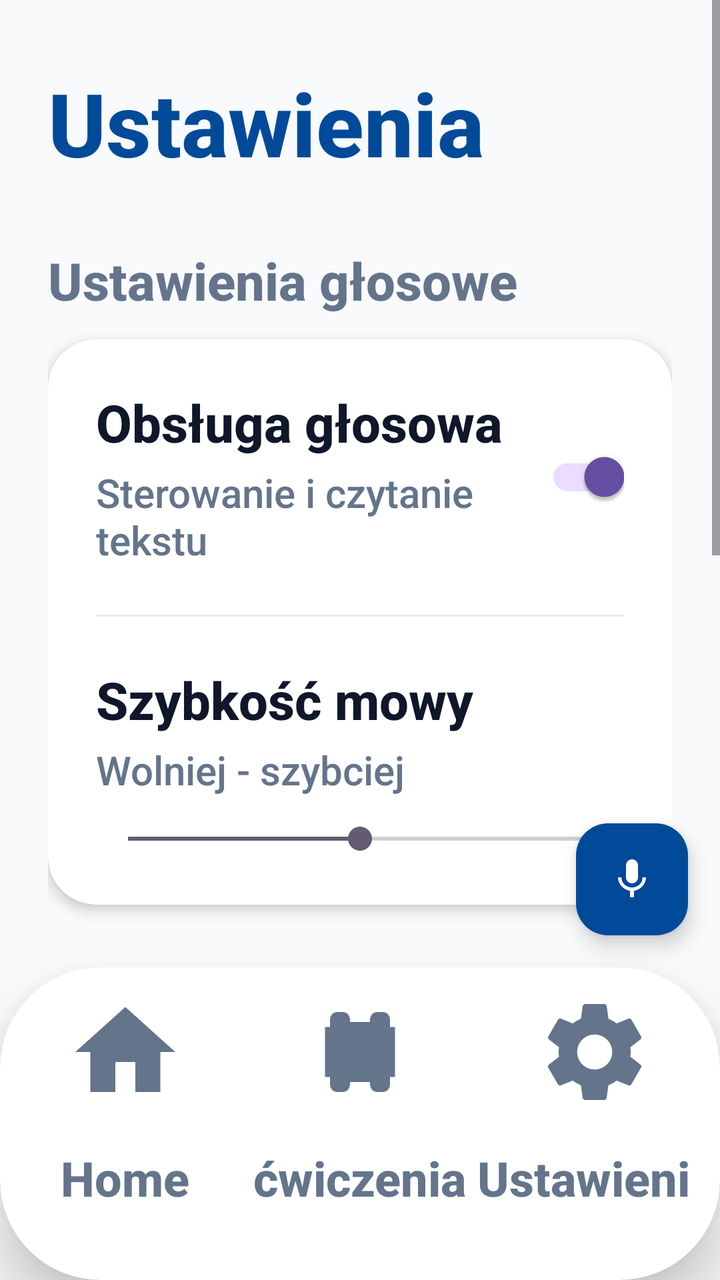
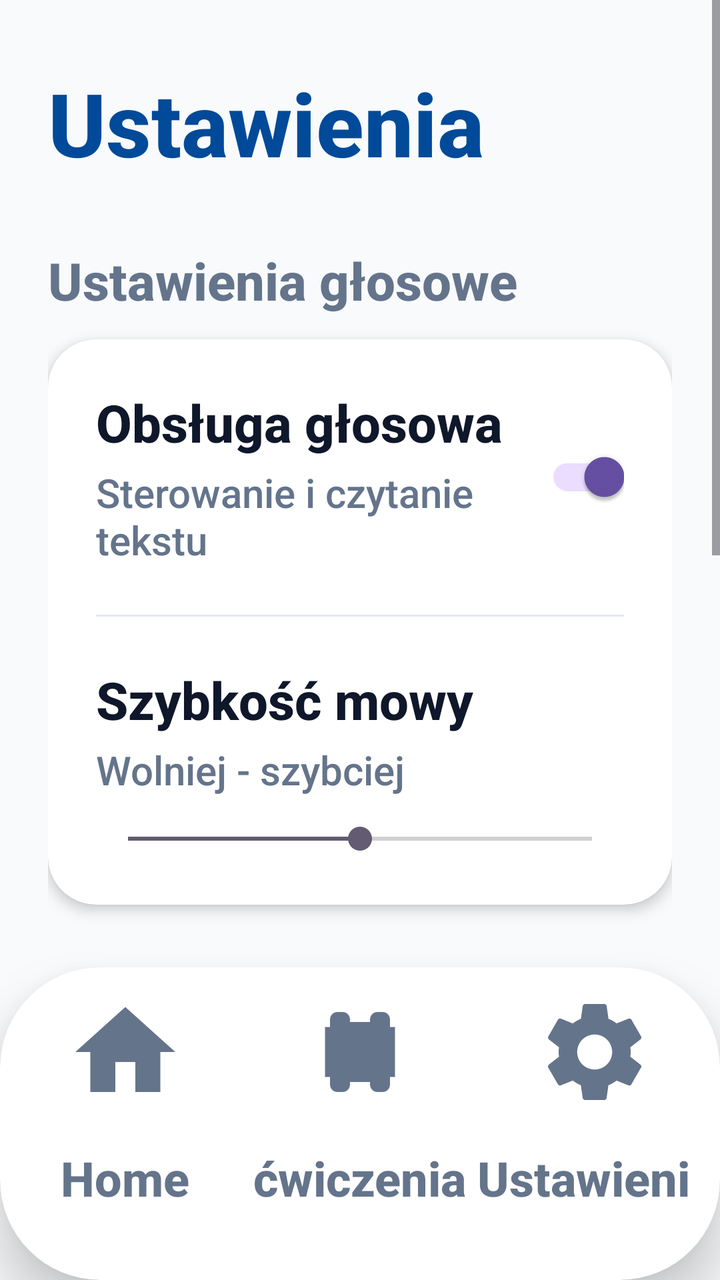

Compare the two renders of this Android layout. The source of the first and the diff that turns it into the second are given below.
<!-- AndroidManifest.xml: application theme Theme.Fitnessapp -->
<!-- res/layout/activity_settings.xml -->
<?xml version="1.0" encoding="utf-8"?>
<androidx.constraintlayout.widget.ConstraintLayout xmlns:android="http://schemas.android.com/apk/res/android"
    xmlns:app="http://schemas.android.com/apk/res-auto"
    android:layout_width="match_parent"
    android:layout_height="match_parent">

    <ScrollView
        android:layout_width="match_parent"
        android:layout_height="0dp"
        android:fillViewport="true"
        android:overScrollMode="never"
        app:layout_constraintBottom_toTopOf="@id/bottom_nav_container"
        app:layout_constraintTop_toTopOf="parent">

        <LinearLayout
            android:layout_width="match_parent"
            android:layout_height="wrap_content"
            android:orientation="vertical"
            android:paddingHorizontal="24dp"
            android:paddingTop="32dp"
            android:paddingBottom="40dp">

            <TextView
                android:layout_width="match_parent"
                android:layout_height="wrap_content"
                android:text="Ustawienia"
                android:textColor="#004A99"
                android:textSize="44sp"
                android:textStyle="bold" />

            
            <TextView
                android:layout_width="match_parent"
                android:layout_height="wrap_content"
                android:layout_marginTop="32dp"
                android:text="Ustawienia głosowe"
                android:textColor="#64748B"
                android:textSize="26sp"
                android:textStyle="bold" />

            <androidx.cardview.widget.CardView
                android:layout_width="match_parent"
                android:layout_height="wrap_content"
                android:layout_marginTop="12dp"
                app:cardCornerRadius="24dp"
                app:cardElevation="4dp">

                <LinearLayout
                    android:layout_width="match_parent"
                    android:layout_height="wrap_content"
                    android:orientation="vertical">

                    
                    <LinearLayout
                        android:id="@+id/layout_voice_enabled"
                        android:layout_width="match_parent"
                        android:layout_height="wrap_content"
                        android:background="?attr/selectableItemBackground"
                        android:clickable="true"
                        android:focusable="true"
                        android:orientation="horizontal"
                        android:padding="24dp"
                        android:gravity="center_vertical">

                        <LinearLayout
                            android:layout_width="0dp"
                            android:layout_height="wrap_content"
                            android:layout_weight="1"
                            android:orientation="vertical">

                            <TextView
                                android:layout_width="wrap_content"
                                android:layout_height="wrap_content"
                                android:text="Obsługa głosowa"
                                android:textColor="#0F172A"
                                android:textSize="26sp"
                                android:textStyle="bold" />

                            <TextView
                                android:layout_width="wrap_content"
                                android:layout_height="wrap_content"
                                android:layout_marginTop="4dp"
                                android:text="Sterowanie i czytanie tekstu"
                                android:textColor="#64748B"
                                android:textSize="20sp" />
                        </LinearLayout>

                        <androidx.appcompat.widget.SwitchCompat
                            android:id="@+id/switch_voice_enabled"
                            android:layout_width="wrap_content"
                            android:layout_height="wrap_content"
                            android:checked="true" />
                    </LinearLayout>

                    <View
                        android:layout_width="match_parent"
                        android:layout_height="1dp"
                        android:layout_marginHorizontal="24dp"
                        android:background="#E2E8F0" />

                    
                    <LinearLayout
                        android:id="@+id/layout_speech_rate"
                        android:layout_width="match_parent"
                        android:layout_height="wrap_content"
                        android:orientation="vertical"
                        android:padding="24dp">

                        <TextView
                            android:layout_width="wrap_content"
                            android:layout_height="wrap_content"
                            android:text="Szybkość mowy"
                            android:textColor="#0F172A"
                            android:textSize="26sp"
                            android:textStyle="bold" />

                        <TextView
                            android:layout_width="wrap_content"
                            android:layout_height="wrap_content"
                            android:layout_marginTop="4dp"
                            android:text="Wolniej - szybciej"
                            android:textColor="#64748B"
                            android:textSize="20sp" />

                        <SeekBar
                            android:id="@+id/seekbar_speech_rate"
                            android:layout_width="match_parent"
                            android:layout_height="wrap_content"
                            android:layout_marginTop="12dp"
                            android:max="20"
                            android:progress="10" />
                    </LinearLayout>

                </LinearLayout>
            </androidx.cardview.widget.CardView>

            
            <TextView
                android:layout_width="match_parent"
                android:layout_height="wrap_content"
                android:layout_marginTop="32dp"
                android:text="Konto"
                android:textColor="#64748B"
                android:textSize="26sp"
                android:textStyle="bold" />

            <androidx.cardview.widget.CardView
                android:layout_width="match_parent"
                android:layout_height="wrap_content"
                android:layout_marginTop="12dp"
                app:cardCornerRadius="24dp"
                app:cardElevation="4dp">

                <LinearLayout
                    android:layout_width="match_parent"
                    android:layout_height="wrap_content"
                    android:orientation="vertical">

                    <TextView
                        android:id="@+id/tv_change_name"
                        android:layout_width="match_parent"
                        android:layout_height="wrap_content"
                        android:background="?attr/selectableItemBackground"
                        android:clickable="true"
                        android:focusable="true"
                        android:padding="24dp"
                        android:text="Zmień imię"
                        android:textColor="#0F172A"
                        android:textSize="26sp"
                        android:textStyle="bold" />

                    <View
                        android:layout_width="match_parent"
                        android:layout_height="1dp"
                        android:layout_marginHorizontal="24dp"
                        android:background="#E2E8F0" />

                    <TextView
                        android:id="@+id/tv_edit_conditions"
                        android:layout_width="match_parent"
                        android:layout_height="wrap_content"
                        android:background="?attr/selectableItemBackground"
                        android:clickable="true"
                        android:focusable="true"
                        android:padding="24dp"
                        android:text="Moje schorzenia"
                        android:textColor="#0F172A"
                        android:textSize="26sp"
                        android:textStyle="bold" />

                </LinearLayout>
            </androidx.cardview.widget.CardView>

            <Button
                android:id="@+id/btn_logout_settings"
                android:layout_width="match_parent"
                android:layout_height="72dp"
                android:layout_marginTop="32dp"
                android:background="@drawable/bg_button_primary"
                android:text="Wyloguj się"
                android:textAllCaps="false"
                android:textColor="@color/white"
                android:textSize="26sp"
                android:textStyle="bold"
                app:backgroundTint="#EF4444" />

        </LinearLayout>
    </ScrollView>

    <include
        android:id="@+id/bottom_nav_container"
        layout="@layout/layout_bottom_nav"
        android:layout_width="match_parent"
        android:layout_height="wrap_content"
        app:layout_constraintBottom_toBottomOf="parent" />

    <com.google.android.material.floatingactionbutton.FloatingActionButton
        android:id="@+id/fab_mic"
        android:layout_width="wrap_content"
        android:layout_height="wrap_content"
        android:layout_margin="16dp"
        android:src="@drawable/ic_mic"
        app:tint="@color/white"
        app:backgroundTint="#004A99"
        app:fabSize="normal"
        app:layout_constraintBottom_toTopOf="@id/bottom_nav_container"
        app:layout_constraintEnd_toEndOf="parent" />

</androidx.constraintlayout.widget.ConstraintLayout>
<!-- res/layout/layout_bottom_nav.xml (included above) -->
<?xml version="1.0" encoding="utf-8"?>
<androidx.cardview.widget.CardView xmlns:android="http://schemas.android.com/apk/res/android"
    xmlns:app="http://schemas.android.com/apk/res-auto"
    android:id="@+id/bottom_nav_container"
    android:layout_width="match_parent"
    android:layout_height="210dp"
    app:cardCornerRadius="50dp"
    app:cardElevation="16dp"
    app:cardBackgroundColor="#FFFFFF"
    android:layout_marginBottom="-35dp">

    <LinearLayout
        android:layout_width="match_parent"
        android:layout_height="match_parent"
        android:orientation="horizontal"
        android:baselineAligned="false"
        android:paddingBottom="35dp"
        android:paddingHorizontal="4dp"
        android:gravity="bottom">

        
        <LinearLayout
            android:id="@+id/nav_home"
            android:layout_width="0dp"
            android:layout_height="match_parent"
            android:layout_weight="1"
            android:gravity="center"
            android:orientation="vertical"
            android:clickable="true"
            android:focusable="true"
            android:background="?android:attr/selectableItemBackground">

            <androidx.cardview.widget.CardView
                android:id="@+id/nav_home_indicator"
                android:layout_width="120dp"
                android:layout_height="85dp"
                app:cardCornerRadius="30dp"
                app:cardElevation="0dp"
                app:cardBackgroundColor="@android:color/transparent">
                <ImageView
                    android:id="@+id/nav_home_icon"
                    android:layout_width="60dp"
                    android:layout_height="60dp"
                    android:layout_gravity="center"
                    android:contentDescription="@string/nav_home"
                    android:src="@drawable/ic_home"
                    app:tint="#64748B" />
            </androidx.cardview.widget.CardView>
            <TextView
                android:id="@+id/nav_home_text"
                android:layout_width="wrap_content"
                android:layout_height="wrap_content"
                android:text="@string/nav_home"
                android:textColor="#64748B"
                android:textStyle="bold"
                android:textSize="24sp"
                android:maxLines="1"
                android:ellipsize="none"
                android:layout_marginTop="4dp" />
        </LinearLayout>

        
        <LinearLayout
            android:id="@+id/nav_plan"
            android:layout_width="0dp"
            android:layout_height="match_parent"
            android:layout_weight="1"
            android:gravity="center"
            android:orientation="vertical"
            android:clickable="true"
            android:focusable="true"
            android:background="?android:attr/selectableItemBackground">

            <androidx.cardview.widget.CardView
                android:id="@+id/nav_plan_indicator"
                android:layout_width="120dp"
                android:layout_height="85dp"
                app:cardCornerRadius="30dp"
                app:cardElevation="0dp"
                app:cardBackgroundColor="@android:color/transparent">
                <ImageView
                    android:id="@+id/nav_plan_icon"
                    android:layout_width="60dp"
                    android:layout_height="60dp"
                    android:layout_gravity="center"
                    android:contentDescription="@string/nav_exercises"
                    android:src="@drawable/ic_dumbbell"
                    app:tint="#64748B" />
            </androidx.cardview.widget.CardView>
            <TextView
                android:id="@+id/nav_plan_text"
                android:layout_width="wrap_content"
                android:layout_height="wrap_content"
                android:text="@string/nav_exercises"
                android:textColor="#64748B"
                android:textStyle="bold"
                android:textSize="24sp"
                android:maxLines="1"
                android:ellipsize="none"
                android:layout_marginTop="4dp" />
        </LinearLayout>

        
        <LinearLayout
            android:id="@+id/nav_settings"
            android:layout_width="0dp"
            android:layout_height="match_parent"
            android:layout_weight="1"
            android:gravity="center"
            android:orientation="vertical"
            android:clickable="true"
            android:focusable="true"
            android:background="?android:attr/selectableItemBackground">

            <androidx.cardview.widget.CardView
                android:id="@+id/nav_settings_indicator"
                android:layout_width="120dp"
                android:layout_height="85dp"
                app:cardCornerRadius="30dp"
                app:cardElevation="0dp"
                app:cardBackgroundColor="@android:color/transparent">
                <ImageView
                    android:id="@+id/nav_settings_icon"
                    android:layout_width="60dp"
                    android:layout_height="60dp"
                    android:layout_gravity="center"
                    android:contentDescription="@string/nav_settings_label"
                    android:src="@drawable/ic_settings"
                    app:tint="#64748B" />
            </androidx.cardview.widget.CardView>
            <TextView
                android:id="@+id/nav_settings_text"
                android:layout_width="wrap_content"
                android:layout_height="wrap_content"
                android:text="@string/nav_settings_label"
                android:textColor="#64748B"
                android:textStyle="bold"
                android:textSize="24sp"
                android:maxLines="1"
                android:ellipsize="none"
                android:layout_marginTop="4dp" />
        </LinearLayout>

    </LinearLayout>
</androidx.cardview.widget.CardView>
<!-- resources referenced by this layout -->
<resources>
  <color name="white">#FFFFFFFF</color>
  <!-- drawable bg_button_primary (drawable) -->
  <shape xmlns:android="http://schemas.android.com/apk/res/android"
      android:shape="rectangle">
      <solid android:color="@color/blue_primary" />
      <corners android:radius="16dp" />
  </shape>
  <!-- drawable ic_dumbbell (drawable) -->
  <vector xmlns:android="http://schemas.android.com/apk/res/android"
      android:width="24dp"
      android:height="24dp"
      android:viewportWidth="24"
      android:viewportHeight="24">
      <path
          android:fillColor="#000000"
          android:pathData="M18,18.5V17H19V7H18V5.5A1.5,1.5 0,0 0,16.5 4H15.5A1.5,1.5 0,0 0,14 5.5V6H10V5.5A1.5,1.5 0,0 0,8.5 4H7.5A1.5,1.5 0,0 0,6 5.5V7H5V17H6V18.5A1.5,1.5 0,0 0,7.5 20H8.5A1.5,1.5 0,0 0,10 18.5V18H14V18.5A1.5,1.5 0,0 0,15.5 20H16.5A1.5,1.5 0,0 0,18 18.5Z"/>
  </vector>
  <!-- drawable ic_home (drawable) -->
  <vector xmlns:android="http://schemas.android.com/apk/res/android"
      android:width="24dp"
      android:height="24dp"
      android:viewportWidth="24"
      android:viewportHeight="24">
      <path
          android:fillColor="#FF000000"
          android:pathData="M10,20V14H14V20H19V12H22L12,3L2,12H5V20H10Z" />
  </vector>
  <!-- drawable ic_mic (drawable) -->
  <vector xmlns:android="http://schemas.android.com/apk/res/android"
      android:width="24dp"
      android:height="24dp"
      android:viewportWidth="24"
      android:viewportHeight="24">
      <path
          android:fillColor="#1A5DFF"
          android:pathData="M12,14c1.66,0 3,-1.34 3,-3V5c0,-1.66 -1.34,-3 -3,-3S9,3.34 9,5v6C9,12.66 10.34,14 12,14zM17.3,11c0,3 -2.54,5.1 -5.3,5.1S6.7,14 6.7,11H5c0,3.41 2.72,6.23 6,6.72V21h2v-3.28c3.28,-0.49 6,-3.31 6,-6.72H17.3z"/>
  </vector>
  <!-- drawable ic_settings (drawable) -->
  <vector xmlns:android="http://schemas.android.com/apk/res/android"
      android:width="24dp"
      android:height="24dp"
      android:viewportWidth="24"
      android:viewportHeight="24">
      <path
          android:fillColor="@android:color/white"
          android:pathData="M19.14,12.94c0.04,-0.3 0.06,-0.61 0.06,-0.94c0,-0.32 -0.02,-0.64 -0.07,-0.94l2.03,-1.58c0.18,-0.14 0.23,-0.41 0.12,-0.61l-1.92,-3.32c-0.12,-0.22 -0.37,-0.29 -0.59,-0.22l-2.39,0.96c-0.5,-0.38 -1.03,-0.7 -1.62,-0.94L14.4,2.81c-0.04,-0.24 -0.24,-0.41 -0.48,-0.41h-3.84c-0.24,0 -0.43,0.17 -0.47,0.41L9.25,5.35C8.66,5.59 8.13,5.91 7.63,6.29L5.24,5.33c-0.22,-0.08 -0.47,0 -0.59,0.22L2.74,8.87C2.62,9.08 2.66,9.34 2.84,9.48l2.03,1.58C4.82,11.36 4.8,11.68 4.8,12c0,0.32 0.02,0.64 0.07,0.94l-2.03,1.58c-0.18,0.14 -0.23,0.41 -0.12,0.61l1.92,3.32c0.12,0.22 0.37,0.29 0.59,0.22l2.39,-0.96c0.5,0.38 1.03,0.7 1.62,0.94l0.36,2.54c0.05,0.24 0.24,0.41 0.48,0.41h3.84c0.24,0 0.44,-0.17 0.47,-0.41l0.36,-2.54c0.59,-0.24 1.13,-0.56 1.62,-0.94l2.39,0.96c0.22,0.08 0.47,0 0.59,-0.22l1.92,-3.32c0.12,-0.22 0.07,-0.47 -0.12,-0.61l-2.01,-1.58zM12,15.5c-1.93,0 -3.5,-1.57 -3.5,-3.5s1.57,-3.5 3.5,-3.5s3.5,1.57 3.5,3.5s-1.57,3.5 -3.5,3.5z"/>
  </vector>
  <string name="nav_exercises">ćwiczenia</string>
  <string name="nav_home">Home</string>
  <string name="nav_settings_label">Ustawienia</string>
  <style name="Theme.Fitnessapp" parent="Base.Theme.Fitnessapp" />
  <color name="blue_primary">#2563EB</color>
  <style name="Base.Theme.Fitnessapp" parent="Theme.Material3.Light.NoActionBar">
          
          <item name="android:fontFamily">sans-serif-medium</item>
          <item name="android:textAllCaps">false</item>
          <item name="android:textColor">#0F172A</item>
          <item name="android:windowBackground">#F8FAFC</item>
      </style>
</resources>

<!-- the commit's change to res/layout/activity_settings.xml (unified diff, before → after) -->
@@ -213,18 +213,6 @@
         android:layout_width="match_parent"
         android:layout_height="wrap_content"
         app:layout_constraintBottom_toBottomOf="parent" />
-
-    <com.google.android.material.floatingactionbutton.FloatingActionButton
-        android:id="@+id/fab_mic"
-        android:layout_width="wrap_content"
-        android:layout_height="wrap_content"
-        android:layout_margin="16dp"
-        android:src="@drawable/ic_mic"
-        app:tint="@color/white"
-        app:backgroundTint="#004A99"
-        app:fabSize="normal"
-        app:layout_constraintBottom_toTopOf="@id/bottom_nav_container"
-        app:layout_constraintEnd_toEndOf="parent" />
 
 </androidx.constraintlayout.widget.ConstraintLayout>
 <!-- res/layout/layout_bottom_nav.xml (included above) -->
<!-- resource entries referenced after the edit -->
@@ -27,16 +27,6 @@
           android:fillColor="#FF000000"
           android:pathData="M10,20V14H14V20H19V12H22L12,3L2,12H5V20H10Z" />
   </vector>
-  <!-- drawable ic_mic (drawable) -->
-  <vector xmlns:android="http://schemas.android.com/apk/res/android"
-      android:width="24dp"
-      android:height="24dp"
-      android:viewportWidth="24"
-      android:viewportHeight="24">
-      <path
-          android:fillColor="#1A5DFF"
-          android:pathData="M12,14c1.66,0 3,-1.34 3,-3V5c0,-1.66 -1.34,-3 -3,-3S9,3.34 9,5v6C9,12.66 10.34,14 12,14zM17.3,11c0,3 -2.54,5.1 -5.3,5.1S6.7,14 6.7,11H5c0,3.41 2.72,6.23 6,6.72V21h2v-3.28c3.28,-0.49 6,-3.31 6,-6.72H17.3z"/>
-  </vector>
   <!-- drawable ic_settings (drawable) -->
   <vector xmlns:android="http://schemas.android.com/apk/res/android"
       android:width="24dp"
